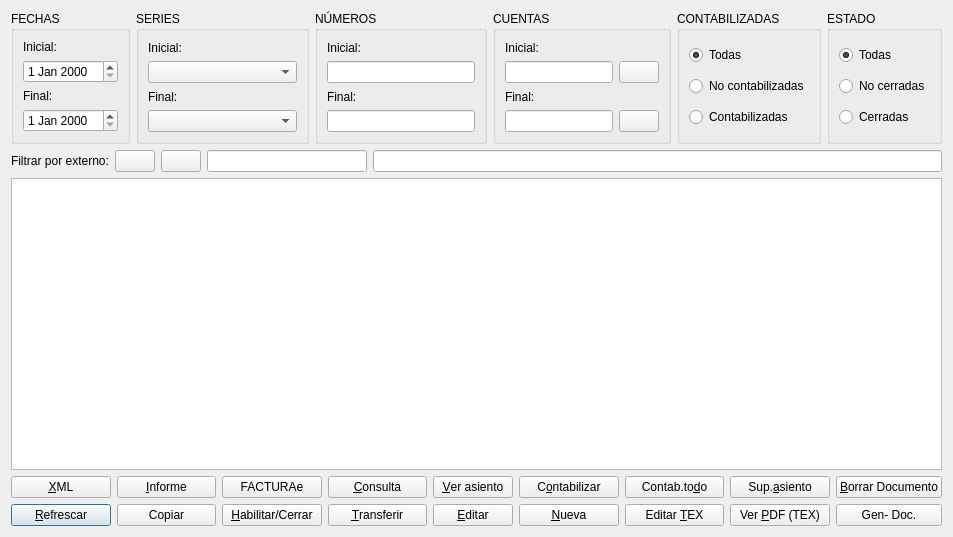
Old version of the form factur/facturas.ui in the repository DIBOSAJM/keme.
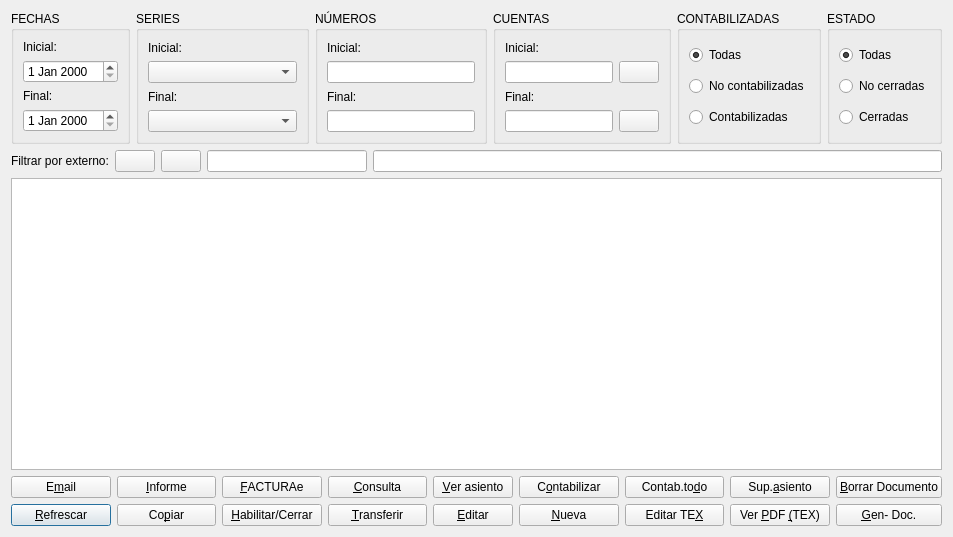
New version of the form. Icons and pictures are not drawn.

Commit message: actividades y mail facturas

The edit to the form file:
```diff
--- a/factur/facturas.ui
+++ b/factur/facturas.ui
@@ -353,7 +353,7 @@
      <item row="1" column="9">
       <widget class="QPushButton" name="imp_documento_pushButton">
        <property name="text">
-        <string>Gen- Doc.</string>
+        <string>&amp;Gen- Doc.</string>
        </property>
        <property name="icon">
         <iconset resource="../keme.qrc">
@@ -381,7 +381,7 @@
      <item row="1" column="7">
       <widget class="QPushButton" name="edtexpushButton">
        <property name="text">
-        <string>Editar &amp;TEX</string>
+        <string>Editar TE&amp;X</string>
        </property>
        <property name="icon">
         <iconset resource="../keme.qrc">
@@ -403,7 +403,7 @@
      <item row="0" column="3">
       <widget class="QPushButton" name="facturae_pushButton">
        <property name="text">
-        <string>FACTURAe</string>
+        <string>&amp;FACTURAe</string>
        </property>
        <property name="icon">
         <iconset resource="../keme.qrc">
@@ -436,7 +436,7 @@
      <item row="1" column="8">
       <widget class="QPushButton" name="imprimirpushButton">
        <property name="text">
-        <string>Ver &amp;PDF (TEX)</string>
+        <string>Ver &amp;PDF &amp;(TEX)</string>
        </property>
        <property name="icon">
         <iconset resource="../keme.qrc">
@@ -505,7 +505,7 @@
      <item row="0" column="0">
       <widget class="QPushButton" name="xmlpushButton">
        <property name="text">
-        <string>&amp;XML</string>
+        <string>E&amp;mail</string>
        </property>
        <property name="icon">
         <iconset resource="../keme.qrc">
@@ -516,7 +516,7 @@
      <item row="1" column="2">
       <widget class="QPushButton" name="copia_informe_pushButton">
        <property name="text">
-        <string>Copiar</string>
+        <string>Co&amp;piar</string>
        </property>
        <property name="icon">
         <iconset resource="../keme.qrc">
```
Left out of the diff: 6 changed lines with no effect on the pictures. The commit also changes 39 other files.
